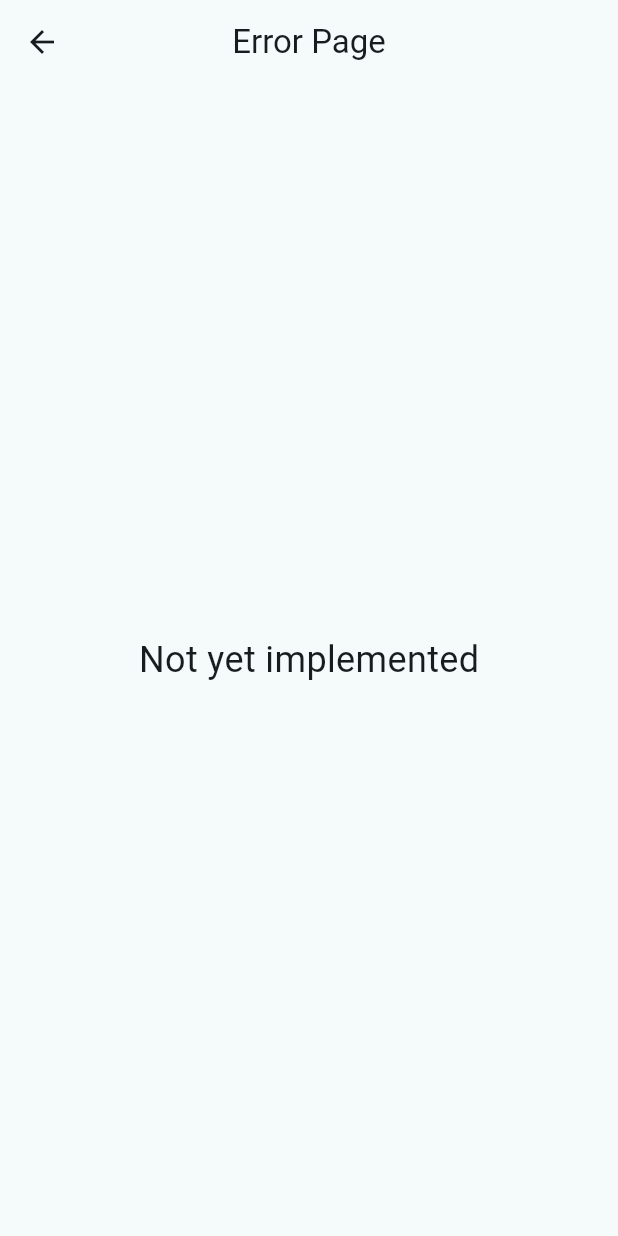
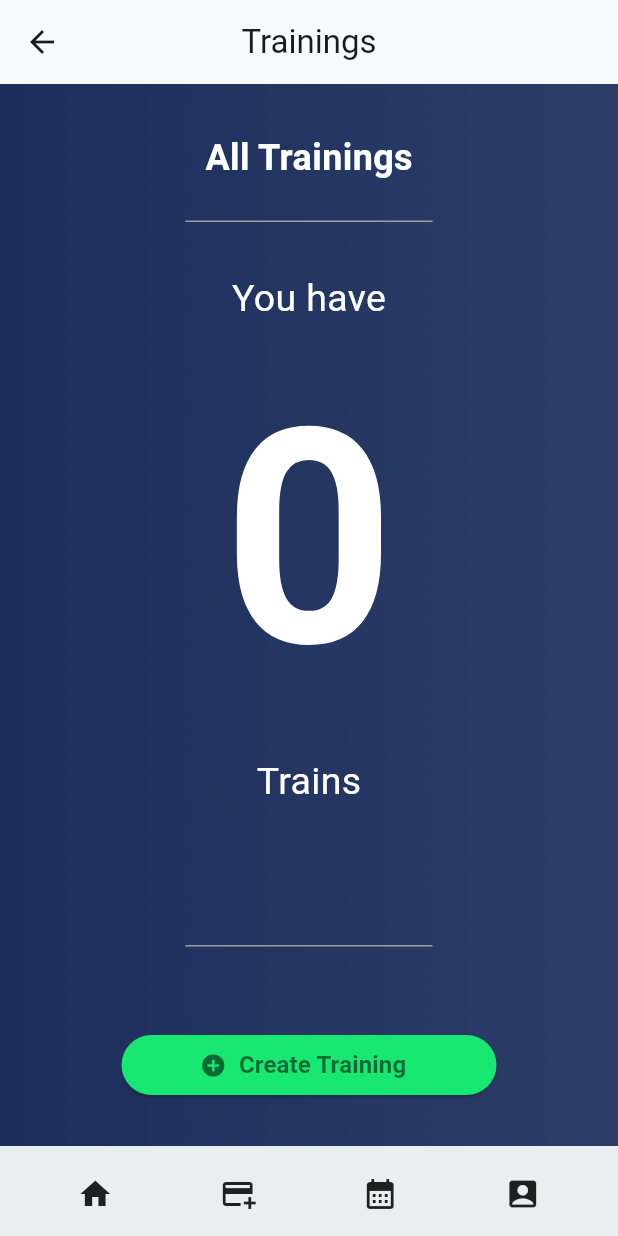
Before and after one commit to ipm13/trainlink, a Flutter app: the screen it shows after launch, item 2 of the bottom bar chosen, after a tap on the "add card" icon, on a phone screen of 412 x 824 dp. Run offline on Flutter 3.47's test engine with Material 2 defaults, Android fonts, the phone set to English and light mode, and no system bars; our stand-ins replace email_validator, flutter_native_splash.

Commit message:
Added Training main page. Added TraningCreation. Added FieldCreation (Without the field itself).

```diff
--- a/lib/main.dart
+++ b/lib/main.dart
@@ -66,9 +66,47 @@ class Singleton {
 
   // Training
   // TODO
+
+  HashMap<int, Train>? trains = HashMap();
+  int? trainId;
+
+  void addTrain(String name, String modality, int duration, List<Field> fields) {
+    trains ??= HashMap();
+    int id = trains!.length + 1;
+    trains![id] = Train(name, modality, duration, fields);
+  }
+
+  HashMap<int, Train>? getTrains() {
+    return trains;
+  }
+
+  Train? getTrain(int? id) {
+    return trains?[id];
+  }
+
+  int? getTrainCount() {
+    return trains?.length;
+  }
+
+
 }
 
 class Team {
   final String name, modality;
   Team(this.name, this.modality);
 }
+
+class Train {
+  final String name, modality;
+  final int duration;
+  final List<Field> fields;
+
+  Train(this.name, this.modality, this.duration, this.fields);
+}
+
+class Field {
+  final String name, description;
+  final String field;
+
+  Field(this.name, this.description, this.field);
+}
--- a/lib/route_generator.dart
+++ b/lib/route_generator.dart
@@ -9,6 +9,10 @@ import 'home.dart';
 import 'team.dart';
 import 'create_team.dart';
 import 'calendar.dart';
+import 'training.dart';
+import 'create_train.dart';
+import 'create_field.dart';
+import 'train.dart';
 
 class RouteGenerator
 {
@@ -33,6 +37,14 @@ class RouteGenerator
         return MaterialPageRoute(builder: (_) => const Calendar());
       case '/schedule':
         return MaterialPageRoute(builder: (_) => const Schedule());
+      case '/training':
+        return MaterialPageRoute(builder: (_) => const Training());
+      case '/createTrain':
+        return MaterialPageRoute(builder: (_) => const CreateTrain());
+      case '/createField':
+        return MaterialPageRoute(builder: (_) => const CreateField());
+      case '/train':
+          return MaterialPageRoute(builder: (_) => const Train());
     }
 
     return MaterialPageRoute(builder: (_) => const ErrorRoute());
--- /dev/null
+++ b/lib/training.dart
@@ -0,0 +1,175 @@
+import 'package:flutter/material.dart';
+
+import 'main.dart';
+import 'utils.dart';
+
+class Training extends StatefulWidget {
+  const Training({super.key});
+
+  @override
+  State<Training> createState() => _TrainingState();
+}
+
+class _TrainingState extends State<Training> {
+  @override
+  Widget build(BuildContext context) {
+    return Scaffold(
+      appBar: AppBar(
+        title: const Text("Trainings"),
+        centerTitle: true,
+      ),
+      body: Container(
+        decoration: backgroundDecoration(),
+        child: Column(
+          mainAxisAlignment: MainAxisAlignment.center,
+          children: [
+            const Padding(
+              padding: EdgeInsets.symmetric(vertical: 16),
+            ),
+            labelStyle("All Trainings", size: 24.0, bold: true),
+            const CustomLine(),
+            Expanded(
+              flex: 4,
+              child: Center(
+                heightFactor: 200.0,
+                child: ListView.builder(
+                  itemCount: 1,
+                  itemBuilder: (context, index) {
+                    return Padding(
+                      padding: const EdgeInsets.symmetric(vertical: 8.0),
+                      child: Column(
+                        mainAxisAlignment: MainAxisAlignment.center,
+                        children: getTrains(),
+                      ),
+                    );
+                  },
+                ),
+              ),
+            ),
+            const CustomLine(),
+            Expanded(
+              flex: 1,
+              child: Row(
+                mainAxisAlignment: MainAxisAlignment.spaceAround,
+                children: [
+                  SizedBox(
+                    width: 250,
+                    child: ElevatedButton.icon(
+                      style: ButtonStyle(
+                          backgroundColor: MaterialStateProperty.all<Color>(
+                              const Color.fromRGBO(24, 231, 114, 1.0)
+                          )
+                      ),
+                      onPressed: () {
+                        Navigator.of(context).pushNamed('/createTrain');
+                      },
+                      icon: const Icon(
+                        Icons.add_circle_sharp,
+                        color: Colors.black54,
+                      ),
+                      label: buttonLabelStyle("Create Training"),
+                    ),
+                  ),
+                ],
+              ),
+            ),
+          ],
+        ),
+      ),
+      bottomNavigationBar: SizedBox(
+        height: 60,
+        child: BottomAppBar(
+          child: Row(
+            mainAxisAlignment: MainAxisAlignment.spaceAround,
+            children: [
+              Expanded(
+                child: InkWell(
+                  onTap: () {
+                    Navigator.pushNamed(context, "/home");
+                  },
+                  child: Container(
+                    padding: const EdgeInsets.all(8),
+                    child: const Icon(Icons.home),
+                  ),
+                ),
+              ),
+              Expanded(
+                child: Container(
+                    padding: const EdgeInsets.all(8),
+                    child: const Icon(Icons.add_card)),
+              ),
+              Expanded(
+                child: InkWell(
+                  onTap: () {
+                    Navigator.pushNamed(context, "/calendar");
+                  },
+                  child: Container(
+                    padding: const EdgeInsets.all(8),
+                    child: const Icon(Icons.calendar_month),
+                  ),
+                ),
+              ),
+              Expanded(
+                child: InkWell(
+                  onTap: () {
+                    Navigator.pushNamed(context, "/profile");
+                  },
+                  child: Container(
+                    padding: const EdgeInsets.all(8),
+                    child: const Icon(Icons.account_box),
+                  ),
+                ),
+              ),
+            ],
+          ),
+        ),
+      ),
+    );
+  }
+  List<Widget> getTrains() {
+    List<Widget> widgets = [];
+    if (Singleton().getTrains()!.isEmpty) {
+      widgets.add(labelStyle("You have", size:25.0));
+      widgets.add(labelStyle("0",size:200.0, bold:true));
+      widgets.add(labelStyle("Trains", size:25.0));
+    } else {
+      Singleton().getTrains()?.forEach((id, train) {
+        String name = train.name;
+        widgets.add(
+          ElevatedButton(
+            style: ButtonStyle(
+              minimumSize: MaterialStateProperty.all(const Size(175, 0)),
+              shape: MaterialStateProperty.all<OutlinedBorder>(
+                const RoundedRectangleBorder(
+                  borderRadius: BorderRadius.all(Radius.circular(10.0)),
+                ),
+              ),
+              backgroundColor:
+                  MaterialStateProperty.all<Color>(Colors.transparent),
+            ),
+            onPressed: () {
+              Singleton().trainId = id;
+              Navigator.of(context).pushNamed('/train');
+            },
+            child: Column(
+              mainAxisAlignment: MainAxisAlignment.center,
+              children: [
+                const FlutterLogo(size: 40),
+                const SizedBox(
+                  height: 6,
+                ),
+                labelStyle(name, size: 16.0),
+              ],
+            ),
+          ),
+        );
+        widgets.add(
+          const SizedBox(
+            height: 8,
+          ),
+        );
+      });
+    }
+    return widgets;
+  }
+}
```
Also changed, not shown: lib/create_field.dart (added, +99 -0 lines), lib/create_train.dart (added, +248 -0 lines), lib/train.dart (added, +145 -0 lines).
